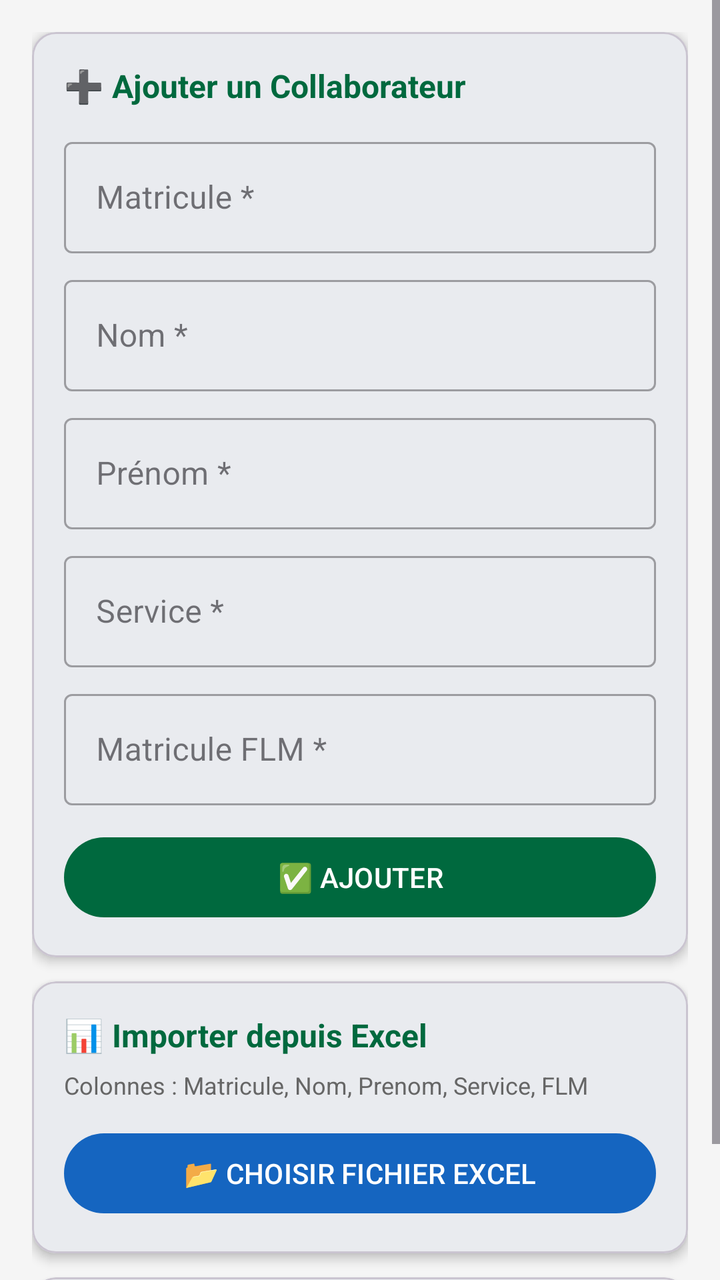
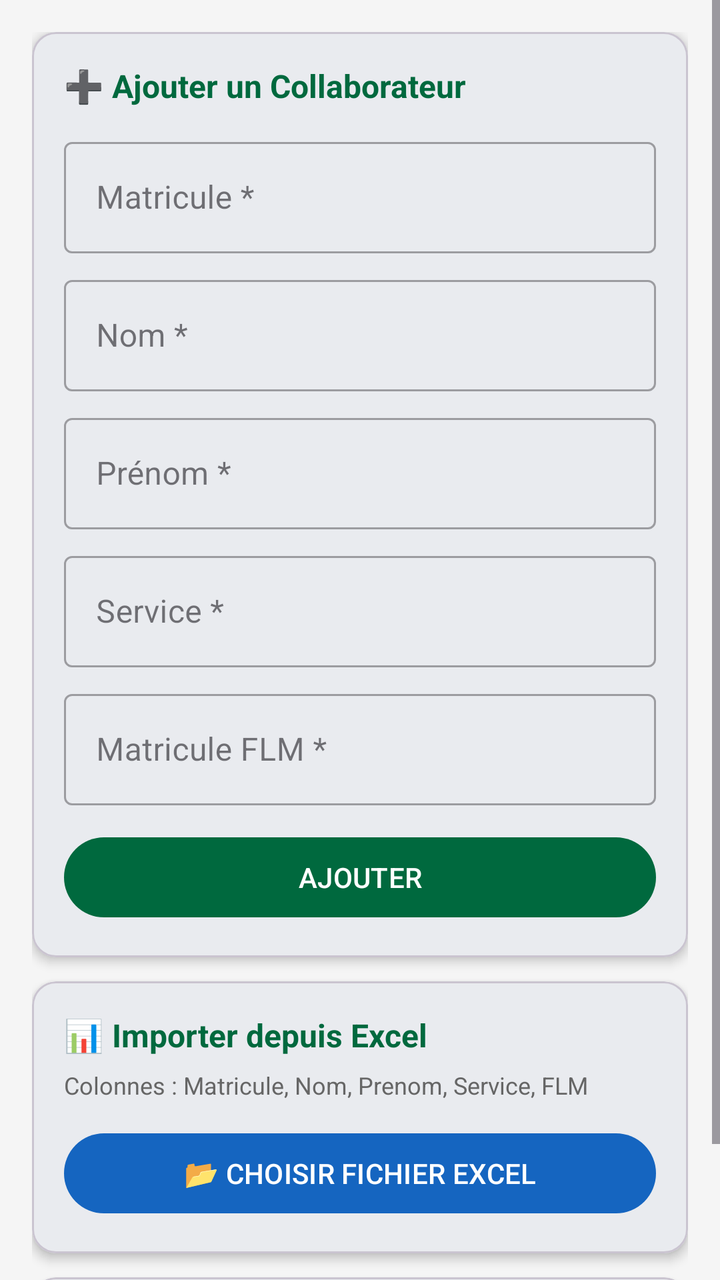

An Android layout rendered at two revisions. The XML below is the earlier revision; the diff shows what the commit changed to produce the second picture.
<!-- AndroidManifest.xml: application theme Theme.OCPEvalFormation -->
<!-- res/layout/fragment_import_collaborateurs.xml -->
<?xml version="1.0" encoding="utf-8"?>
<ScrollView
    xmlns:android="http://schemas.android.com/apk/res/android"
    xmlns:app="http://schemas.android.com/apk/res-auto"
    android:layout_width="match_parent"
    android:layout_height="match_parent"
    android:background="#F5F5F5">

    <LinearLayout
        android:layout_width="match_parent"
        android:layout_height="wrap_content"
        android:orientation="vertical"
        android:padding="16dp">

        
        <com.google.android.material.card.MaterialCardView
            android:layout_width="match_parent"
            android:layout_height="wrap_content"
            android:layout_marginBottom="12dp"
            app:cardCornerRadius="12dp"
            app:cardElevation="3dp">

            <LinearLayout
                android:layout_width="match_parent"
                android:layout_height="wrap_content"
                android:orientation="vertical"
                android:padding="16dp">

                <TextView
                    android:layout_width="wrap_content"
                    android:layout_height="wrap_content"
                    android:text="➕ Ajouter un Collaborateur"
                    android:textSize="16sp"
                    android:textStyle="bold"
                    android:textColor="@color/ocp_dark_green"
                    android:layout_marginBottom="12dp" />

                <com.google.android.material.textfield.TextInputLayout
                    android:layout_width="match_parent"
                    android:layout_height="wrap_content"
                    android:layout_marginBottom="8dp"
                    android:hint="Matricule *"
                    style="@style/Widget.MaterialComponents.TextInputLayout.OutlinedBox">
                    <com.google.android.material.textfield.TextInputEditText
                        android:id="@+id/et_collab_matricule"
                        android:layout_width="match_parent"
                        android:layout_height="wrap_content"
                        android:inputType="text" />
                </com.google.android.material.textfield.TextInputLayout>

                <com.google.android.material.textfield.TextInputLayout
                    android:layout_width="match_parent"
                    android:layout_height="wrap_content"
                    android:layout_marginBottom="8dp"
                    android:hint="Nom *"
                    style="@style/Widget.MaterialComponents.TextInputLayout.OutlinedBox">
                    <com.google.android.material.textfield.TextInputEditText
                        android:id="@+id/et_collab_nom"
                        android:layout_width="match_parent"
                        android:layout_height="wrap_content"
                        android:inputType="textCapWords" />
                </com.google.android.material.textfield.TextInputLayout>

                <com.google.android.material.textfield.TextInputLayout
                    android:layout_width="match_parent"
                    android:layout_height="wrap_content"
                    android:layout_marginBottom="8dp"
                    android:hint="Prénom *"
                    style="@style/Widget.MaterialComponents.TextInputLayout.OutlinedBox">
                    <com.google.android.material.textfield.TextInputEditText
                        android:id="@+id/et_collab_prenom"
                        android:layout_width="match_parent"
                        android:layout_height="wrap_content"
                        android:inputType="textCapWords" />
                </com.google.android.material.textfield.TextInputLayout>

                <com.google.android.material.textfield.TextInputLayout
                    android:layout_width="match_parent"
                    android:layout_height="wrap_content"
                    android:layout_marginBottom="8dp"
                    android:hint="Service *"
                    style="@style/Widget.MaterialComponents.TextInputLayout.OutlinedBox">
                    <com.google.android.material.textfield.TextInputEditText
                        android:id="@+id/et_collab_service"
                        android:layout_width="match_parent"
                        android:layout_height="wrap_content"
                        android:inputType="textCapWords" />
                </com.google.android.material.textfield.TextInputLayout>

                <com.google.android.material.textfield.TextInputLayout
                    android:layout_width="match_parent"
                    android:layout_height="wrap_content"
                    android:layout_marginBottom="12dp"
                    android:hint="Matricule FLM *"
                    style="@style/Widget.MaterialComponents.TextInputLayout.OutlinedBox">
                    <com.google.android.material.textfield.TextInputEditText
                        android:id="@+id/et_collab_flm"
                        android:layout_width="match_parent"
                        android:layout_height="wrap_content"
                        android:inputType="text" />
                </com.google.android.material.textfield.TextInputLayout>

                <com.google.android.material.button.MaterialButton
                    android:id="@+id/btn_add_collab"
                    android:layout_width="match_parent"
                    android:layout_height="48dp"
                    android:text="✅ AJOUTER"
                    app:backgroundTint="@color/ocp_dark_green" />

            </LinearLayout>
        </com.google.android.material.card.MaterialCardView>

        
        <com.google.android.material.card.MaterialCardView
            android:layout_width="match_parent"
            android:layout_height="wrap_content"
            android:layout_marginBottom="12dp"
            app:cardCornerRadius="12dp"
            app:cardElevation="3dp">

            <LinearLayout
                android:layout_width="match_parent"
                android:layout_height="wrap_content"
                android:orientation="vertical"
                android:padding="16dp">

                <TextView
                    android:layout_width="wrap_content"
                    android:layout_height="wrap_content"
                    android:text="📊 Importer depuis Excel"
                    android:textSize="16sp"
                    android:textStyle="bold"
                    android:textColor="@color/ocp_dark_green"
                    android:layout_marginBottom="6dp" />

                <TextView
                    android:layout_width="wrap_content"
                    android:layout_height="wrap_content"
                    android:text="Colonnes : Matricule, Nom, Prenom, Service, FLM"
                    android:textSize="12sp"
                    android:textColor="#666"
                    android:layout_marginBottom="12dp" />

                <com.google.android.material.button.MaterialButton
                    android:id="@+id/btn_import_collab_excel"
                    android:layout_width="match_parent"
                    android:layout_height="48dp"
                    android:text="📂 CHOISIR FICHIER EXCEL"
                    app:backgroundTint="#1565C0" />

                <TextView
                    android:id="@+id/tv_collab_import_result"
                    android:layout_width="match_parent"
                    android:layout_height="wrap_content"
                    android:layout_marginTop="8dp"
                    android:textSize="13sp"
                    android:visibility="gone" />

                <ProgressBar
                    android:id="@+id/progress_collab_import"
                    android:layout_width="wrap_content"
                    android:layout_height="wrap_content"
                    android:layout_gravity="center"
                    android:layout_marginTop="8dp"
                    android:visibility="gone" />

            </LinearLayout>
        </com.google.android.material.card.MaterialCardView>

        
        <com.google.android.material.card.MaterialCardView
            android:layout_width="match_parent"
            android:layout_height="wrap_content"
            app:cardCornerRadius="12dp"
            app:cardElevation="3dp">
            <LinearLayout
                android:layout_width="match_parent"
                android:layout_height="wrap_content"
                android:orientation="horizontal"
                android:padding="16dp"
                android:gravity="center_vertical">
                <TextView
                    android:layout_width="0dp"
                    android:layout_height="wrap_content"
                    android:layout_weight="1"
                    android:text="Total en base"
                    android:textSize="14sp"
                    android:textColor="#555" />
                <TextView
                    android:id="@+id/tv_collab_count"
                    android:layout_width="wrap_content"
                    android:layout_height="wrap_content"
                    android:text="0"
                    android:textSize="22sp"
                    android:textStyle="bold"
                    android:textColor="@color/ocp_dark_green" />
            </LinearLayout>
        </com.google.android.material.card.MaterialCardView>

    </LinearLayout>
</ScrollView>
<!-- resources referenced by this layout -->
<resources>
  <color name="ocp_dark_green">#00693E</color>
  <style name="Theme.OCPEvalFormation" parent="Theme.Material3.Light.NoActionBar">
          <item name="colorPrimary">@color/ocp_dark_green</item>
          <item name="colorPrimaryVariant">@color/ocp_medium_green</item>
          <item name="colorOnPrimary">@color/white</item>
          <item name="colorSecondary">@color/ocp_orange</item>
          <item name="colorOnSecondary">@color/white</item>
          <item name="android:statusBarColor">@color/ocp_dark_green</item>
      </style>
  <color name="ocp_medium_green">#00A86B</color>
  <color name="white">#FFFFFF</color>
  <color name="ocp_orange">#FF6B00</color>
</resources>

<!-- the commit's change to res/layout/fragment_import_collaborateurs.xml (unified diff, before → after) -->
@@ -104,7 +104,7 @@
                     android:id="@+id/btn_add_collab"
                     android:layout_width="match_parent"
                     android:layout_height="48dp"
-                    android:text="✅ AJOUTER"
+                    android:text="AJOUTER"
                     app:backgroundTint="@color/ocp_dark_green" />
 
             </LinearLayout>
